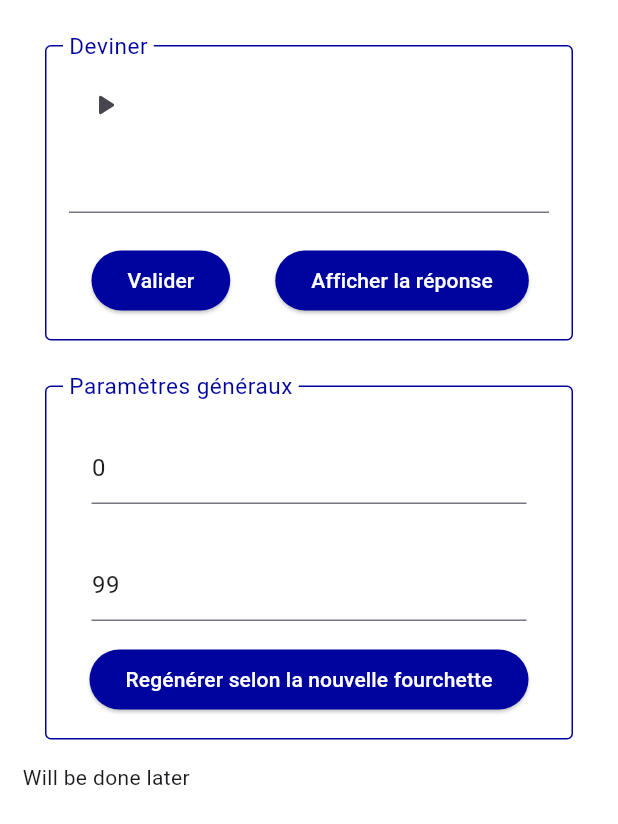
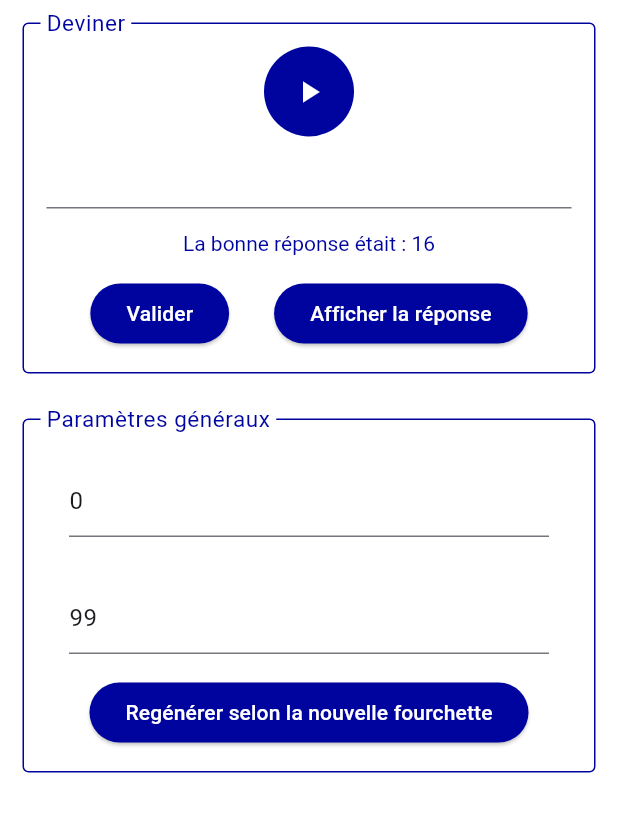
Before and after one commit to UgoCavitte/nombres_en_lettres_exercices, a Flutter app: the DevineAudio widget shown alone on an empty page, opened directly, after a tap on "Afficher la réponse", on a phone screen of 412 x 824 dp. Shown: the top 824 px of the screen. Run offline on Flutter 3.47's test engine with Material 3 defaults, Android fonts, the phone set to English and light mode, and no system bars; our stand-ins replace flutter_tts, google_mobile_ads.

Commit message:
Finished the audio training tab

```diff
--- a/lib/data/constantes.dart
+++ b/lib/data/constantes.dart
@@ -87,6 +87,7 @@ const Icon iconeParametres = Icon(Icons.settings);
 // Tabs et BottomNavigationBar
 const String tabsNomConsulter = "Chercher";
 const String tabsNomChaine = "Enchaîner";
+const String tabsNomAudio = "Audio";
 const String tabsNomExercices = "Listes";
 const String tabsNomExplications = "Règles";
 
--- a/lib/pages/devine_audio.dart
+++ b/lib/pages/devine_audio.dart
@@ -21,18 +21,16 @@ class DevineAudio extends StatelessWidget {
 
     return ListView(
       children: [
-        Padding(
-          padding: paddingMarginGeneral,
-          child: Column(
+        Column(
             mainAxisAlignment: MainAxisAlignment.center,
             crossAxisAlignment: CrossAxisAlignment.start,
             children: [
               _getAudioPlayer(provider),
               _getMainSettings(provider),
-              _getAdditionalSettings()
+              // _getAdditionalSettings()
             ],
           ),
-        )
+
       ],
     );
   }
@@ -42,11 +40,11 @@ class DevineAudio extends StatelessWidget {
     return Padding(padding: paddingMarginGeneral, child: ContainerTitre(title: "Deviner", childWidget:
       Column(
         mainAxisAlignment: MainAxisAlignment.center,
-        crossAxisAlignment: CrossAxisAlignment.start,
+        crossAxisAlignment: CrossAxisAlignment.center,
         children: [
-          IconButton(onPressed: provider.playSound, icon: Icon(Icons.play_arrow_rounded)),
+          CircleAvatar(radius: 30, backgroundColor: couleurTexteGeneral, child: IconButton(onPressed: provider.playSound, icon: Icon(Icons.play_arrow, color: Colors.white,))),
           TextField(controller: provider.controller, keyboardType: TextInputType.number,),
-          Text(provider.labelAnswer),
+          Padding(padding: paddingMarginGeneral, child: provider.labelAnswer,),
           Row(
             mainAxisAlignment: MainAxisAlignment.center,
             crossAxisAlignment: CrossAxisAlignment.center,
@@ -108,7 +106,7 @@ class ProviderDevineAudio with ChangeNotifier {
   TextEditingController controller = TextEditingController();
   TextEditingController controllerMin = TextEditingController(text: nombreMin.round().toString());
   TextEditingController controllerMax = TextEditingController(text: "99");
-  String labelAnswer = "";
+  RichText labelAnswer = RichText(text: TextSpan(text: ""));
 
   void initialize () async {
     await flutterTts.setLanguage("fr-FR");
@@ -117,6 +115,8 @@ class ProviderDevineAudio with ChangeNotifier {
     await flutterTts.setPitch(1.0);
 
     regenerate();
+
+    initialized = true;
   }
 
   void playSound () async {
@@ -124,11 +124,25 @@ class ProviderDevineAudio with ChangeNotifier {
   }
 
   void checkAnswer () {
-    //
+    int givenAnswer = int.parse(controller.text);
+
+    // Bonne réponse
+    if (givenAnswer == currentNumber) {
+      labelAnswer = RichText(text: TextSpan(text: "Bonne réponse !", style: TextStyle(color: Colors.green)));
+      controller.text = "";
+      regenerate();
+    }
+
+    else {
+      labelAnswer = RichText(text: TextSpan(text: "Mauvaise réponse !", style: TextStyle(color: Colors.red)));
+    }
+
+    notifyListeners();
   }
 
   void showAnswer () {
-    //
+    labelAnswer = RichText(text: TextSpan(text: "La bonne réponse était : $currentNumber", style: TextStyle(color: couleurTexteGeneral)));
+    notifyListeners();
   }
 
   void regenerate () {
```
